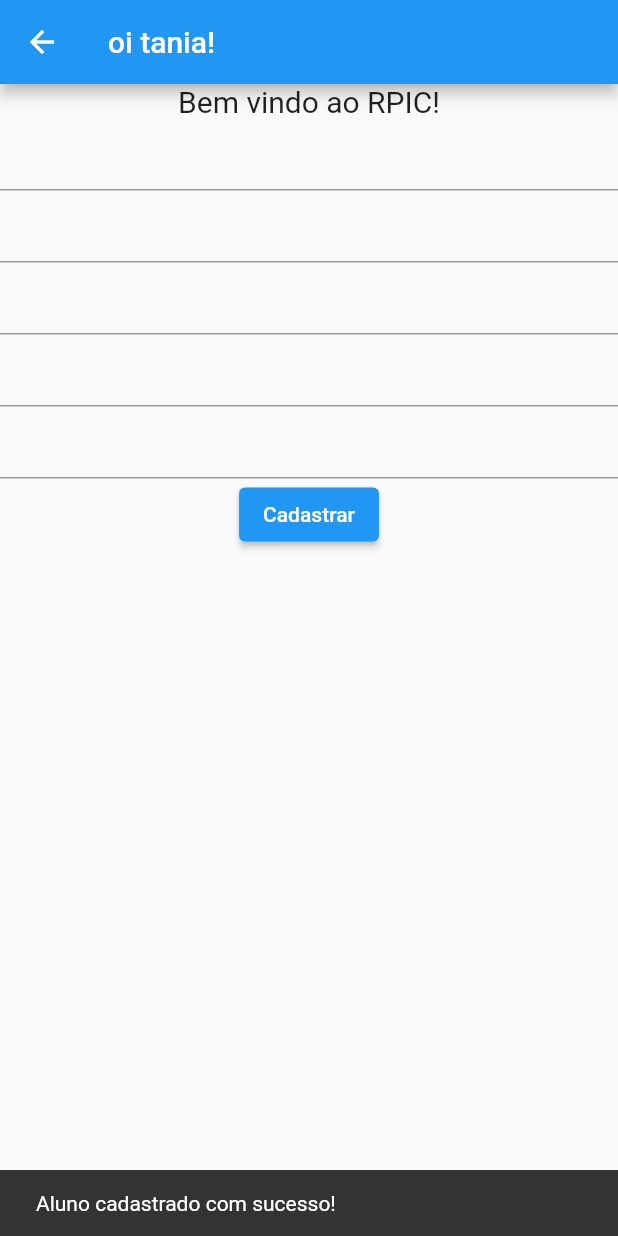
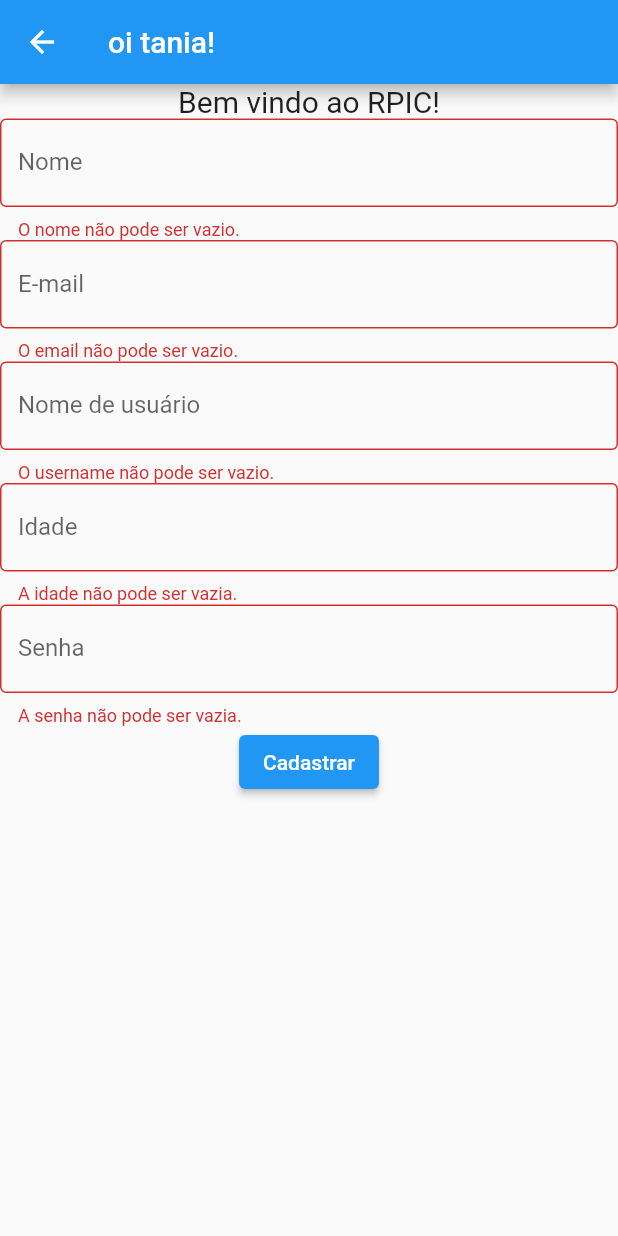
Before and after one commit to davMac606/wannakry, a Flutter app: the FormExercise screen opened by its route, after a tap on "Cadastrar", on a phone screen of 412 x 824 dp. Run offline on Flutter 3.47's test engine with Material 2 defaults, Android fonts, the phone set to English and light mode, and no system bars.

Commit message:
conserto na verificação dos campos.

```diff
--- a/lib/formulario.dart
+++ b/lib/formulario.dart
@@ -48,7 +48,12 @@ class _MyFormState extends State<MyForm> {
                   }
                 }
                 return null;
-              }
+              },
+              decoration: InputDecoration(
+                labelText: 'RA',
+                hintText: 'Digite seu RA',
+                border: OutlineInputBorder(),
+              )
 
                ,
             ), TextFormField(
@@ -64,6 +69,11 @@ class _MyFormState extends State<MyForm> {
                 }
                 return null;
               },
+              decoration: InputDecoration(
+                labelText: 'Nome',
+                hintText: 'Digite seu nome',
+                border: OutlineInputBorder(),
+              )
             ),
             TextFormField(
               controller: _senha,
@@ -74,6 +84,11 @@ class _MyFormState extends State<MyForm> {
                 }
                 return null;
               },
+              decoration: InputDecoration(
+                labelText: 'Senha',
+                hintText: 'Digite sua senha',
+                border: OutlineInputBorder(),
+              )
             ),
 
           ],)
@@ -83,6 +98,7 @@ class _MyFormState extends State<MyForm> {
            if (_formKey.currentState!.validate()) {
              ra = int.parse(_ra.text);
             nome = _nome.text;
+
             senha = _senha.text;
                 void successo() {
             ScaffoldMessenger.of(context).showSnackBar(SnackBar(content: Text('Aluno cadastrado com sucesso!')));
--- a/lib/formularioexer.dart
+++ b/lib/formularioexer.dart
@@ -2,6 +2,7 @@
 
 import 'package:flutter/material.dart';
 import 'package:flutter/services.dart';
+import 'package:wannakry/tela.dart';
 
 class FormExercise extends StatefulWidget {
   const FormExercise({super.key});
@@ -21,7 +22,7 @@ class _FormExerciseState extends State<FormExercise> {
   String username = "";
   int idade = 0;
   String senha = "";
-  GlobalKey<FormState> _formKey = GlobalKey<FormState>();
+  GlobalKey<FormState> _formKey1 = GlobalKey<FormState>();
   @override
   Widget build(BuildContext context) {
     return Scaffold(
@@ -32,25 +33,31 @@ class _FormExerciseState extends State<FormExercise> {
         child: Column(children: [
         Text("Bem vindo ao RPIC!", style: TextStyle(fontSize: 20),),
         Form(
-          key: _formKey,
+          key: _formKey1,
           child: Column(children: [
             TextFormField(
               controller: _nome,
+
               validator: (value) {
                 if (value == null || value.isEmpty) {
                   return 'O nome não pode ser vazio.';
                 } else {
-                  if (value.length<3) {
-                    return 'O nome deve ter mais de 3 caracteres.';
+                  if (_nome.text.length < 5) {
+                    return 'O nome deve ter mais de 5 caracteres.';
                   }
                 }
                 return null;
-              }
+              } ,
+              decoration: InputDecoration(
+                labelText: 'Nome',
+                hintText: 'Digite seu Nome',
+                border: OutlineInputBorder(),
+              )
             ),
             TextFormField(
               controller: _email,
               validator: (value) {
-                if (value == null || value.isEmpty) {
+                if (value!.isEmpty) {
                   return 'O email não pode ser vazio.';
                 } else {
                   if (!value.contains('@')) {
@@ -58,12 +65,18 @@ class _FormExerciseState extends State<FormExercise> {
                   }
                 }
                 return null;
-              }
+              } ,
+              decoration: InputDecoration(
+                labelText: 'E-mail',
+                hintText: 'Digite seu e-mail',
+                border: OutlineInputBorder(),
+              )
+
             ),
             TextFormField(
               controller: _username,
               validator: (value) {
-                if (value == null || value.isEmpty) {
+                if (value!.isEmpty) {
                   return 'O username não pode ser vazio.';
                 } else {
                   if (value.length<3) {
@@ -71,7 +84,12 @@ class _FormExerciseState extends State<FormExercise> {
                   }
                 }
                 return null;
-              }
+              } ,
+              decoration: InputDecoration(
+                labelText: 'Nome de usuário',
+                hintText: 'Digite seu nome de usuário',
+                border: OutlineInputBorder(),
+              )
             ),
             TextFormField(
               controller: _idade,
@@ -80,7 +98,7 @@ class _FormExerciseState extends State<FormExercise> {
                 FilteringTextInputFormatter.digitsOnly
               ],
               validator: (value) {
-                if (value == null || value.isEmpty) {
+                if (value!.isEmpty) {
                   return 'A idade não pode ser vazia.';
                 } else {
                   if (int.parse(_idade.text)<18) {
@@ -88,13 +106,20 @@ class _FormExerciseState extends State<FormExercise> {
                   }
                 }
                 return null;
-              }
+              },
+              decoration: InputDecoration(
+                labelText: 'Idade',
+                hintText: 'Digite sua idade',
+                border: OutlineInputBorder(),
+              )
+
+
             ),
             TextFormField(
               controller: _senha,
               obscureText: true,
               validator: (value) {
-                if (value == null || value.isEmpty) {
+                if (value!.isEmpty) {
                   return 'A senha não pode ser vazia.';
                 } else {
                   if (value.length<6) {
@@ -102,20 +127,29 @@ class _FormExerciseState extends State<FormExercise> {
                   }
                 }
                 return null;
-              }
+              } ,
+              decoration: InputDecoration(
+                labelText: 'Senha',
+                hintText: 'Crie uma senha',
+                border: OutlineInputBorder(),
+              )
             ),
             ElevatedButton(onPressed: () {
-
+if (_formKey1.currentState!.validate()) {
                    void successo() {
             ScaffoldMessenger.of(context).showSnackBar(SnackBar(content: Text('Aluno cadastrado com sucesso!')));
+
           }
             setState(() {
               _nome.clear();
               _email.clear();
               _username.clear();
+              _idade.clear();
               _senha.clear();
             successo();
+             Navigator.pushNamed(context, '/TelaCadastrada');
             });
+}
             }, child: Text("Cadastrar"))
 
         ],)
--- a/lib/main.dart
+++ b/lib/main.dart
@@ -2,6 +2,7 @@ import 'package:wannakry/formulario.dart';
 import 'package:wannakry/formularioexer.dart';
 import 'package:wannakry/home_page.dart';
 import 'package:flutter/material.dart';
+import 'package:wannakry/tela.dart';
 
 void main() {
   runApp(const MyApp());
@@ -21,6 +22,7 @@ class MyApp extends StatelessWidget {
       {
         '/MyForm': (context) => const MyForm(),
         '/FormExercise': (context) => const FormExercise(),
+        'TelaCadastrada': (context) => const TelaCadastrada(),
       },
       home: const HomePage(),
     );
```
Also changed, not shown: lib/tela.dart (added, +22 -0 lines).
